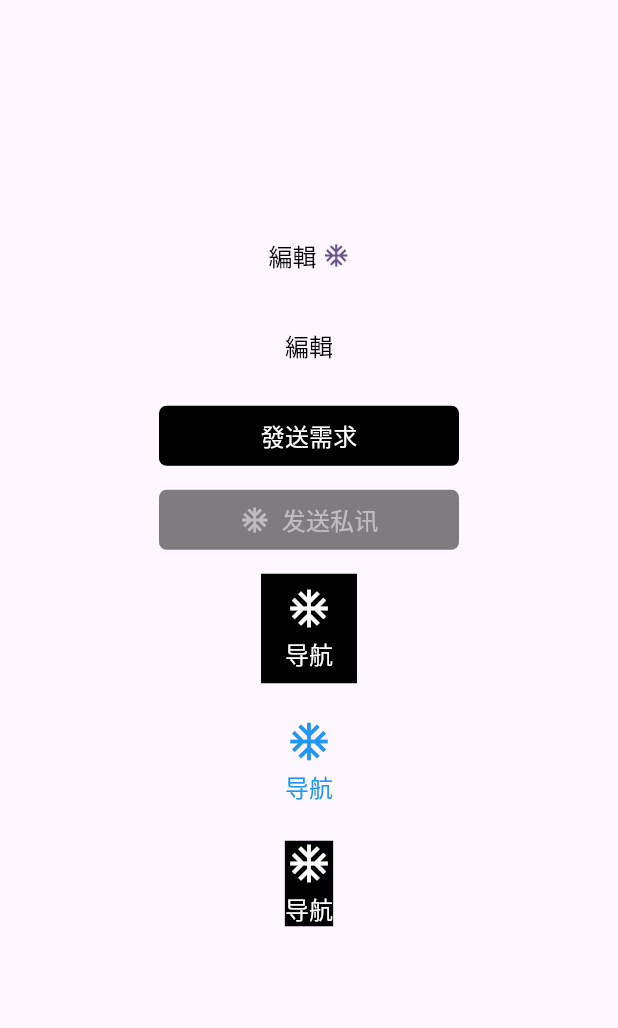
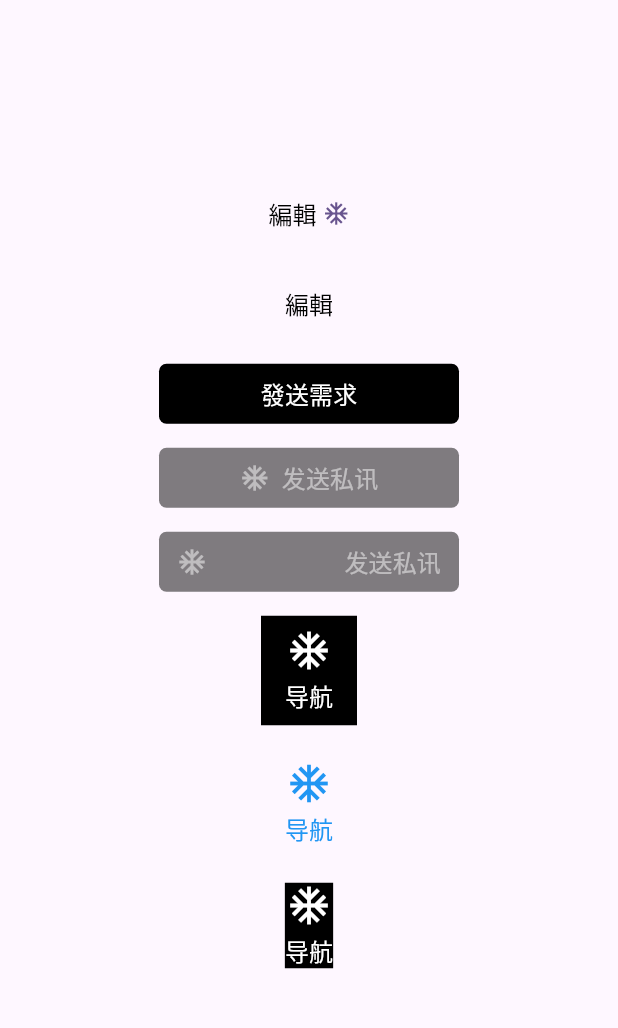
Before and after one commit to flutter-packagist/widgets, a Flutter app: the TextButtonDemo screen opened directly, on a phone screen of 412 x 824 dp, the part 84-1112 px from its top. Run offline on Flutter 3.47's test engine with Material 3 defaults, Android fonts, the phone set to English and light mode, and no system bars; our stand-ins replace cached_network_image, dio, easy_refresh; missing offline and left inert: network.

Commit message:
feat: WrapperTextButton新增属性：textAlign和flexFit

```diff
--- a/example/lib/text_button_demo.dart
+++ b/example/lib/text_button_demo.dart
@@ -70,6 +70,24 @@ class _TextButtonDemoState extends State<TextButtonDemo> {
             const SizedBox(height: 16),
             WrapperTextButton(
               onPressed: () {},
+              width: 200,
+              height: 40,
+              backgroundColor: Colors.black,
+              text: "发送私讯",
+              textColor: Colors.white,
+              textSize: 16,
+              textAlign: TextAlign.right,
+              radius: 5,
+              icon: const Icon(Icons.ac_unit),
+              iconSize: 20,
+              iconColor: Colors.white,
+              gap: 8,
+              enable: false,
+              flexFit: FlexFit.tight,
+            ),
+            const SizedBox(height: 16),
+            WrapperTextButton(
+              onPressed: () {},
               backgroundColor: Colors.black,
               text: "导航",
               textColor: Colors.white,
--- a/lib/button/text_button.dart
+++ b/lib/button/text_button.dart
@@ -18,6 +18,7 @@ class WrapperTextButton extends StatelessWidget {
   final TextStyle? textStyle;
   final Color textColor;
   final double textSize;
+  final TextAlign? textAlign;
   final TextOverflow? overflow;
   final int? maxLines;
   final Color? backgroundColor;
@@ -45,6 +46,7 @@ class WrapperTextButton extends StatelessWidget {
   final Size? minimumSize;
   final MaterialTapTargetSize? tapTargetSize;
   final bool enable;
+  final FlexFit flexFit;
 
   const WrapperTextButton({
     super.key,
@@ -63,6 +65,7 @@ class WrapperTextButton extends StatelessWidget {
     this.textStyle,
     this.textColor = Colors.black,
     this.textSize = 14,
+    this.textAlign,
     this.overflow,
     this.maxLines,
     this.backgroundColor,
@@ -90,6 +93,7 @@ class WrapperTextButton extends StatelessWidget {
     this.minimumSize,
     this.tapTargetSize,
     this.enable = true,
+    this.flexFit = FlexFit.loose,
   }) : assert(child != null || text != null);
 
   @override
@@ -101,6 +105,7 @@ class WrapperTextButton extends StatelessWidget {
             color: textColor.enable(enable),
             fontSize: textSize,
           ),
+      textAlign: textAlign,
       overflow: overflow,
       maxLines: maxLines,
     );
@@ -114,14 +119,14 @@ class WrapperTextButton extends StatelessWidget {
           children: <Widget>[
             icon!,
             SizedBox(width: gap),
-            Flexible(child: child)
+            Flexible(child: child, fit: flexFit),
           ],
         );
       } else if (iconPosition == IconPosition.right) {
         child = Row(
           mainAxisSize: MainAxisSize.min,
           children: <Widget>[
-            Flexible(child: child),
+            Flexible(child: child, fit: flexFit),
             SizedBox(width: gap),
             icon!
           ],
@@ -132,14 +137,14 @@ class WrapperTextButton extends StatelessWidget {
           children: <Widget>[
             icon!,
             SizedBox(height: gap),
-            Flexible(child: child)
+            Flexible(child: child, fit: flexFit),
           ],
         );
       } else if (iconPosition == IconPosition.bottom) {
         child = Column(
           mainAxisSize: MainAxisSize.min,
           children: <Widget>[
-            Flexible(child: child),
+            Flexible(child: child, fit: flexFit),
             SizedBox(height: gap),
             icon!
           ],
```
Also changed, not shown: 1 other file.
